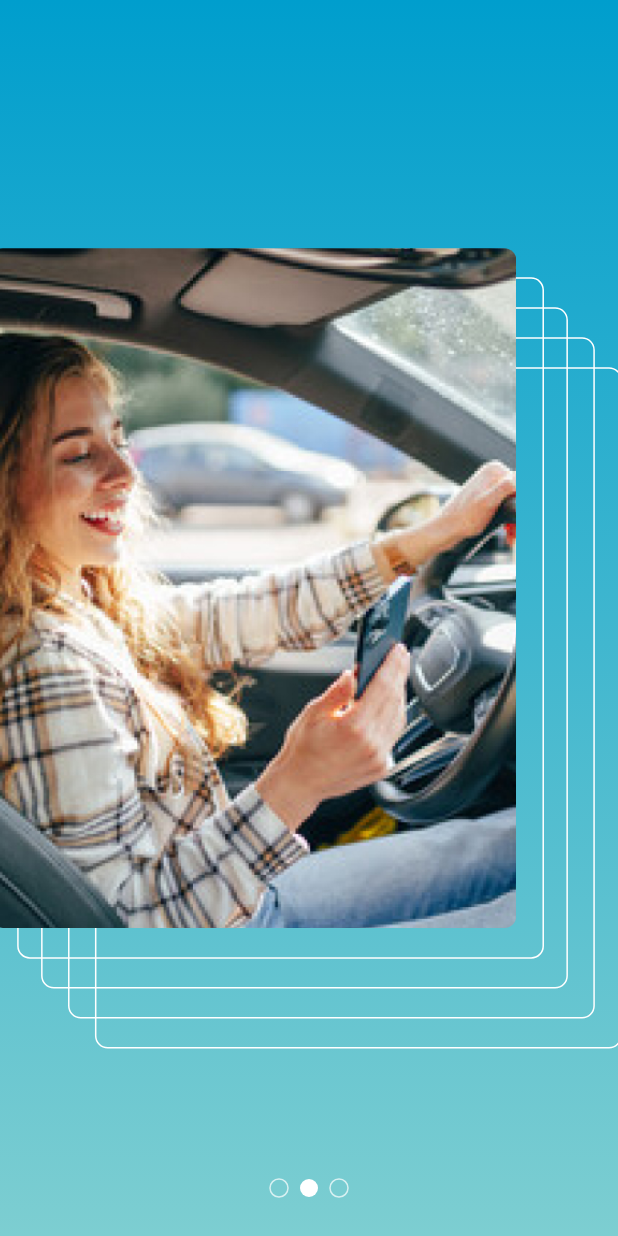
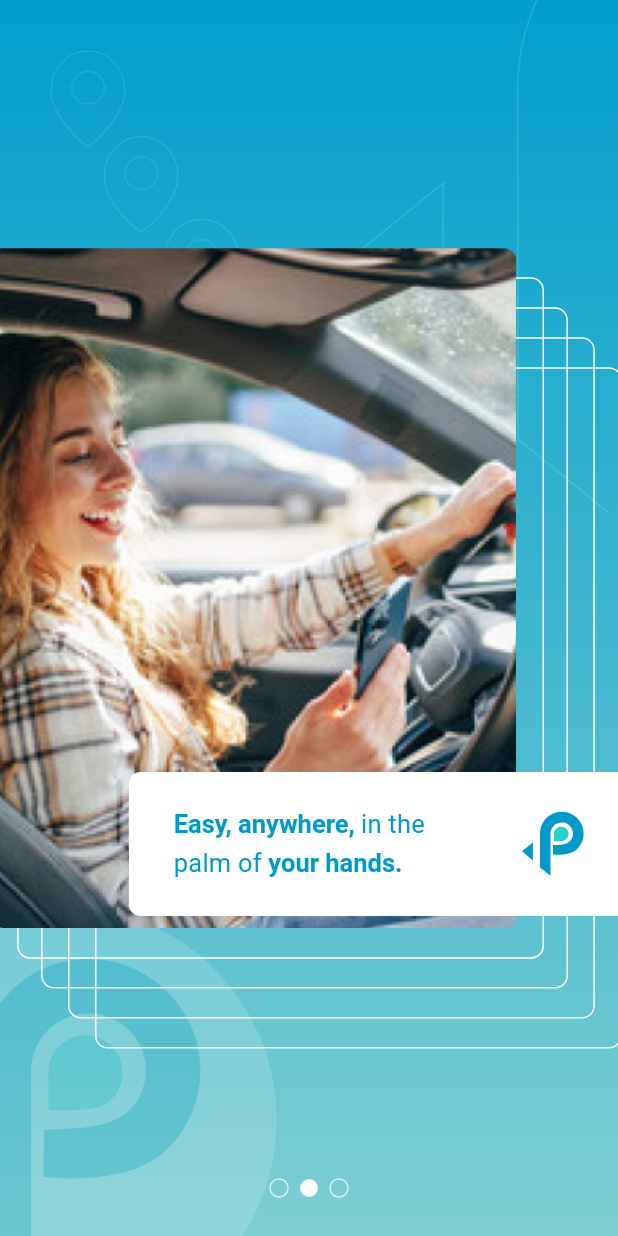
Before and after one commit to carlsenior/parkspace, a Flutter app: the screen it shows after launch, swiped to page 2, on a phone screen of 412 x 824 dp. Run offline on Flutter 3.47's test engine with Material 2 defaults, Android fonts, the phone set to English and light mode, and no system bars; drawn by our look-alikes of smooth_page_indicator; our stand-ins replace flutter_svg, go_router, hexcolor, shared_preferences; Roboto replaces fonts that are missing (Outfit).

Commit message:
onboard-page2 done

```diff
--- /dev/null
+++ b/lib/components/svg_render.dart
@@ -0,0 +1,19 @@
+import 'package:flutter/material.dart';
+import 'package:flutter_svg/flutter_svg.dart';
+
+class SvgRender extends StatelessWidget {
+  const SvgRender({Key? key, required this.svgURL}) : super(key: key);
+
+  final String svgURL;
+
+  @override
+  Widget build(BuildContext context) {
+    return SvgPicture.asset(
+      svgURL,
+      alignment: Alignment.center,
+      width: double.infinity,
+      height: double.infinity,
+      semanticsLabel: 'svg',
+    );
+  }
+}
--- a/lib/globals/constants/constants.dart
+++ b/lib/globals/constants/constants.dart
@@ -1,3 +1,9 @@
-enum CONSTANTS {
-  onboarded,
+class CONSTANTS {
+  get onboarded {
+    return 'onboarded';
+  }
+
+  get easyString {
+    return ['Easy, anywhere, ', 'in the palm of ', 'your hands.'];
+  }
 }
--- a/lib/globals/providers/app_state_provider.dart
+++ b/lib/globals/providers/app_state_provider.dart
@@ -8,7 +8,7 @@ class AppStateProvider extends ChangeNotifier {
 
   void hasOnBoard() async {
     SharedPreferences prefs = await SharedPreferences.getInstance();
-    await prefs.setBool(CONSTANTS.onboarded.name, true);
+    await prefs.setBool(CONSTANTS().onboarded, true);
     notifyListeners();
   }
 }
--- a/lib/globals/settings/router/app_router.dart
+++ b/lib/globals/settings/router/app_router.dart
@@ -27,7 +27,7 @@ class AppRouter {
         redirect: (context, state) async {
           String onboardPath = state.namedLocation(APP_PAGE.onboard.routeName);
           SharedPreferences prefs = await SharedPreferences.getInstance();
-          bool? isOnBoarded = prefs.getBool(CONSTANTS.onboarded.name);
+          bool? isOnBoarded = prefs.getBool(CONSTANTS().onboarded);
           if (isOnBoarded == null || !isOnBoarded) {
             return onboardPath;
           }
--- a/lib/globals/settings/theme/app_theme.dart
+++ b/lib/globals/settings/theme/app_theme.dart
@@ -1,7 +1,5 @@
 import 'package:flutter/material.dart';
 import 'package:hexcolor/hexcolor.dart';
-
-import '../../utils/helper.dart';
 
 class AppTheme {
   AppTheme();
@@ -30,15 +28,29 @@ class AppTheme {
             fontSize: 28, // 28px
             fontStyle: FontStyle.normal,
             fontWeight: FontWeight.w500,
-            height: 1.42875,
+            height: 2.5,
             color: Colors.black),
         // Header style, Section Title style
+        titleLarge: base.titleLarge!.copyWith(
+            fontFamily: 'Outfit',
+            fontSize: 17,
+            fontStyle: FontStyle.normal,
+            fontWeight: FontWeight.w700,
+            height: 1.5,
+            color: HexColor('#009ACA')),
+        titleMedium: base.titleMedium!.copyWith(
+            fontFamily: 'Outfit',
+            fontSize: 17,
+            fontStyle: FontStyle.normal,
+            fontWeight: FontWeight.w400,
+            height: 1.5,
+            color: HexColor('#009ACA')),
         titleSmall: base.titleSmall!.copyWith(
             fontFamily: 'Outfit',
             fontSize: 16,
             fontStyle: FontStyle.normal,
             fontWeight: FontWeight.w500,
-            height: 1,
+            height: 1.5,
             color: HexColor('#323232')),
         // SubTitle style, SubText style
         labelMedium: base.labelMedium!.copyWith(
@@ -46,7 +58,7 @@ class AppTheme {
             fontSize: 14,
             fontStyle: FontStyle.normal,
             fontWeight: FontWeight.w400,
-            height: 1,
+            height: 1.5,
             color: HexColor('#7E7E7E')),
       );
 
--- a/lib/screens/onboard/pages/page1.dart
+++ b/lib/screens/onboard/pages/page1.dart
@@ -7,8 +7,8 @@ class Page1 extends StatelessWidget {
   @override
   Widget build(BuildContext context) {
     return const Center(
-      child:
-          FilledImage(imageURL: 'assets/images/onboard/image_29_onboard.jpg'),
+      child: FilledImage(
+          imageURL: 'assets/images/onboard/page1/image_29_onboard.jpg'),
     );
   }
 }
--- a/lib/screens/onboard/pages/page2.dart
+++ b/lib/screens/onboard/pages/page2.dart
@@ -1,6 +1,8 @@
 import 'package:flutter/material.dart';
 import 'package:hexcolor/hexcolor.dart';
 import 'package:park_space/components/filled_image.dart';
+import 'package:park_space/components/svg_render.dart';
+import 'package:park_space/globals/constants/constants.dart';
 
 class Page2 extends StatelessWidget {
   const Page2({Key? key}) : super(key: key);
@@ -28,6 +30,29 @@ class Page2 extends StatelessWidget {
               colors: [HexColor('#009ECD'), HexColor('#7DCED1')])),
       child: Stack(
         children: [
+          const Positioned(
+              left: 33,
+              top: 33,
+              width: 127,
+              height: 178,
+              child: SvgRender(
+                  svgURL:
+                      'assets/images/onboard/page2/Group_238585_onboard_page2.svg')),
+          const Positioned(
+              right: -80,
+              top: -20,
+              width: 358,
+              height: 372,
+              child: SvgRender(
+                  svgURL:
+                      'assets/images/onboard/page2/big_logo_4_onboard_page2.svg')),
+          const Positioned(
+              left: -20,
+              bottom: 0,
+              width: 220,
+              height: 220,
+              child:
+                  SvgRender(svgURL: 'assets/images/onboard/page2/logo_1.svg')),
           Positioned(
             right: -2,
             top: initStrokeRectTop,
@@ -74,8 +99,52 @@ class Page2 extends StatelessWidget {
                 borderRadius: BorderRadius.circular(8.0),
                 child: const FilledImage(
                     imageURL:
-                        'assets/images/onboard/240_F_627349647_onboard.jpg'),
+                        'assets/images/onboard/page2/staff_onboard_page2.jpg'),
               )),
+          Positioned(
+              right: -8,
+              top: initStrokeRectTop -
+                  strokeHeightGap * 4 +
+                  strokeRectHeight -
+                  96 -
+                  8,
+              width: strokeRectWidth - 16,
+              height: 96,
+              child: ClipRRect(
+                  borderRadius: BorderRadius.circular(8.0),
+                  child: Container(
+                    color: Colors.white,
+                    padding: const EdgeInsets.only(left: 30.0, right: 30.0),
+                    child: Row(
+                      children: [
+                        Expanded(
+                          child: RichText(
+                              text: TextSpan(
+                                  text: CONSTANTS().easyString[0],
+                                  style: Theme.of(context).textTheme.titleLarge,
+                                  children: <TextSpan>[
+                                TextSpan(
+                                    text: CONSTANTS().easyString[1],
+                                    style: Theme.of(context)
+                                        .textTheme
+                                        .titleMedium),
+                                TextSpan(
+                                    text: CONSTANTS().easyString[2],
+                                    style:
+                                        Theme.of(context).textTheme.titleLarge)
+                              ])),
+                        ),
+                        const SizedBox(
+                          width: 32.0,
+                        ),
+                        const LimitedBox(
+                            maxWidth: 42,
+                            child: SvgRender(
+                                svgURL:
+                                    'assets/images/onboard/page2/logo_3.svg'))
+                      ],
+                    ),
+                  )))
         ],
       ),
     );
```
Also changed, not shown: pubspec.yaml (+8 -2 lines), assets/images/onboard/240_F_627349647_onboard.jpg (deleted), assets/images/onboard/page1/image_29_onboard.jpg (renamed from assets/images/onboard/image_29_onboard.jpg), assets/images/onboard/page2/Group_238585_onboard_page2.svg (added), assets/images/onboard/page2/big_logo_4_onboard_page2.svg (added), assets/images/onboard/page2/logo_1.svg (added), assets/images/onboard/page2/logo_2.svg (added), assets/images/onboard/page2/logo_3.svg (added), assets/images/onboard/page2/staff_onboard_page2.jpg (added), assets/images/onboard/page3/staff_onboard_page3.jpg (added), pubspec.lock.
